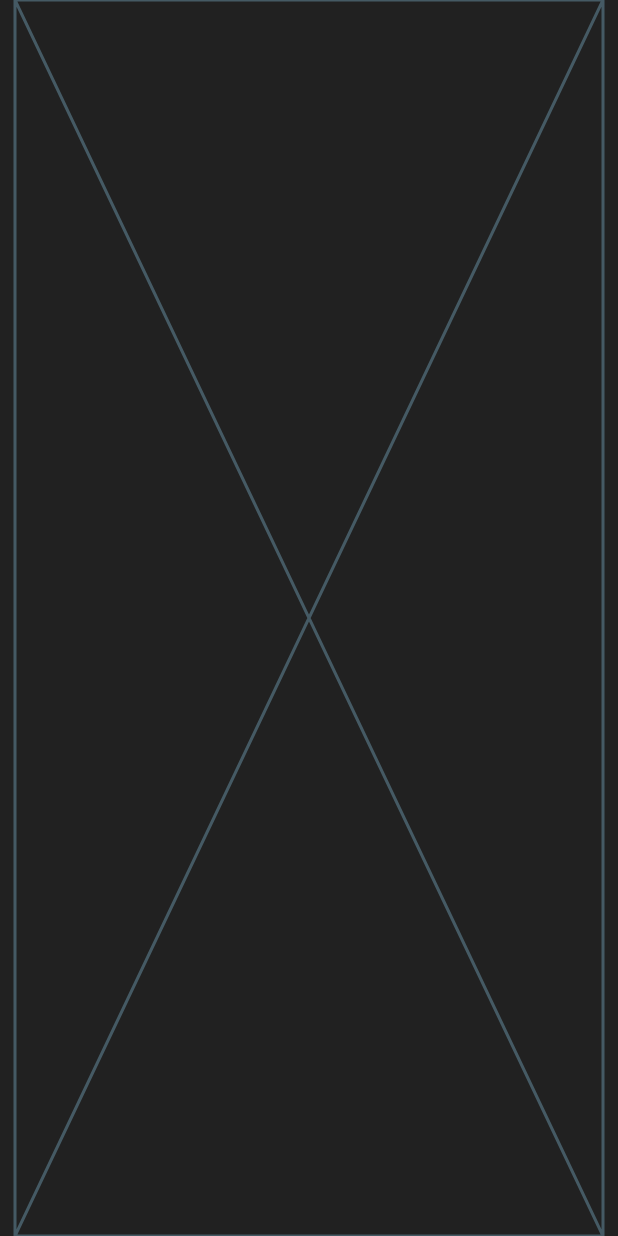
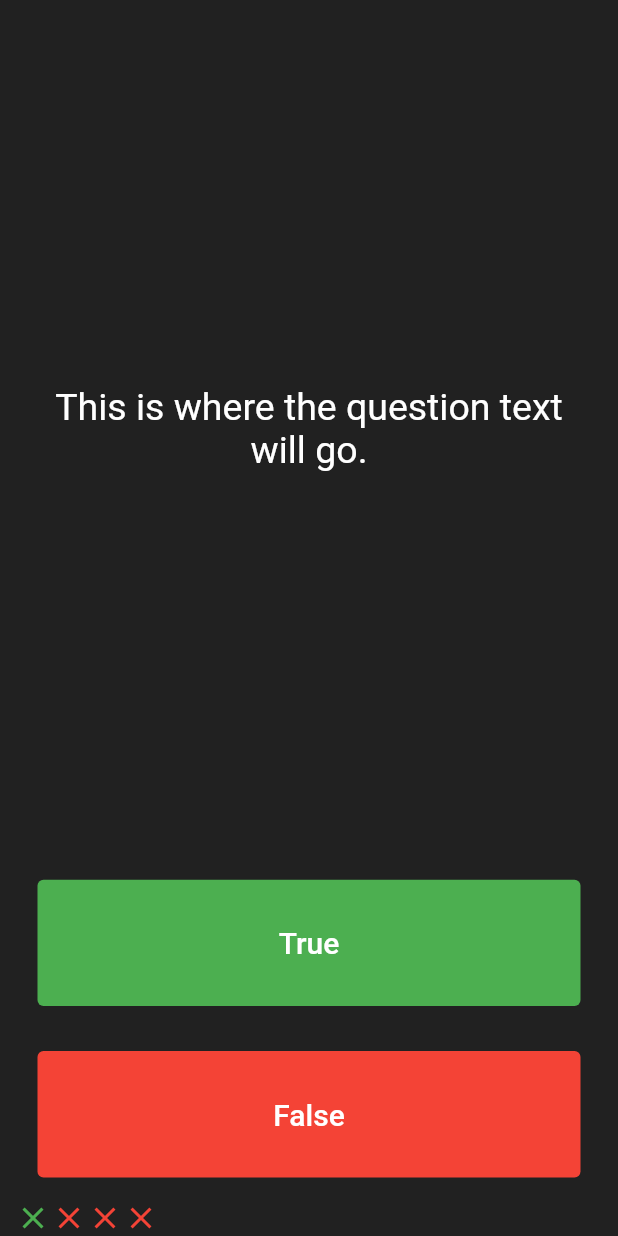
Before and after one commit to lavanyaRamesh064/questioner, a Flutter app: the screen it shows after launch, on a phone screen of 412 x 824 dp. Run offline on Flutter 3.47's test engine with Material 2 defaults, Android fonts, the light colour scheme and no system bars.

Commit message:
Included array of icons and questions

```diff
--- a/lib/main.dart
+++ b/lib/main.dart
@@ -1,21 +1,17 @@
 import 'package:flutter/material.dart';
 
-void main() {
-  runApp(Quizzler());
-}
+void main() => runApp(Quizzler());
 
 class Quizzler extends StatelessWidget {
-  const Quizzler({Key? key}) : super(key: key);
-
   @override
   Widget build(BuildContext context) {
     return MaterialApp(
       home: Scaffold(
         backgroundColor: Colors.grey.shade900,
-        body: const SafeArea(
+        body: SafeArea(
           child: Padding(
             padding: EdgeInsets.symmetric(horizontal: 10.0),
-            child: Quiz(),
+            child: QuizPage(),
           ),
         ),
       ),
@@ -23,16 +19,110 @@ class Quizzler extends StatelessWidget {
   }
 }
 
-class Quiz extends StatefulWidget {
-  const Quiz({Key? key}) : super(key: key);
-
+class QuizPage extends StatefulWidget {
   @override
-  State<Quiz> createState() => _QuizState();
+  _QuizPageState createState() => _QuizPageState();
 }
 
-class _QuizState extends State<Quiz> {
+class _QuizPageState extends State<QuizPage> {
+  List<Icon> scoreIcons = [
+    const Icon(
+      Icons.close,
+      color: Colors.green,
+    ),
+    const Icon(
+      Icons.close,
+      color: Colors.red,
+    ),
+    const Icon(
+      Icons.close,
+      color: Colors.red,
+    ),
+    const Icon(
+      Icons.close,
+      color: Colors.red,
+    )
+  ];
   @override
   Widget build(BuildContext context) {
-    return const Placeholder();
+    return Column(
+      mainAxisAlignment: MainAxisAlignment.spaceBetween,
+      crossAxisAlignment: CrossAxisAlignment.stretch,
+      children: <Widget>[
+        const Expanded(
+          flex: 5,
+          child: Padding(
+            padding: EdgeInsets.all(10.0),
+            child: Center(
+              child: Text(
+                'This is where the question text will go.',
+                textAlign: TextAlign.center,
+                style: TextStyle(
+                  fontSize: 25.0,
+                  color: Colors.white,
+                ),
+              ),
+            ),
+          ),
+        ),
+        Expanded(
+          child: Padding(
+            padding: EdgeInsets.all(15.0),
+            child: TextButton(
+              style: TextButton.styleFrom(
+                backgroundColor: Colors.green,
+              ),
+              child: Text(
+                'True',
+                style: TextStyle(
+                  color: Colors.white,
+                  fontSize: 20.0,
+                ),
+              ),
+              onPressed: () {
+                setState(() {
+                  scoreIcons.add(
+                    Icon(Icons.check, color: Colors.green),
+                  );
+                });
+              },
+            ),
+          ),
+        ),
+        Expanded(
+          child: Padding(
+            padding: EdgeInsets.all(15.0),
+            child: TextButton(
+              style: TextButton.styleFrom(
+                backgroundColor: Colors.red,
+              ),
+              child: Text(
+                'False',
+                style: TextStyle(
+                  fontSize: 20.0,
+                  color: Colors.white,
+                ),
+              ),
+              onPressed: () {
+                setState(() {
+                  scoreIcons.add(
+                    Icon(Icons.close, color: Colors.red),
+                  );
+                });
+              },
+            ),
+          ),
+        ),
+        Row(
+          children: scoreIcons,
+        )
+      ],
+    );
   }
 }
+
+/*
+question1: 'You can lead a cow down stairs but not up stairs.', false,
+question2: 'Approximately one quarter of human bones are in the feet.', true,
+question3: 'A slug\'s blood is green.', true,
+*/
```
